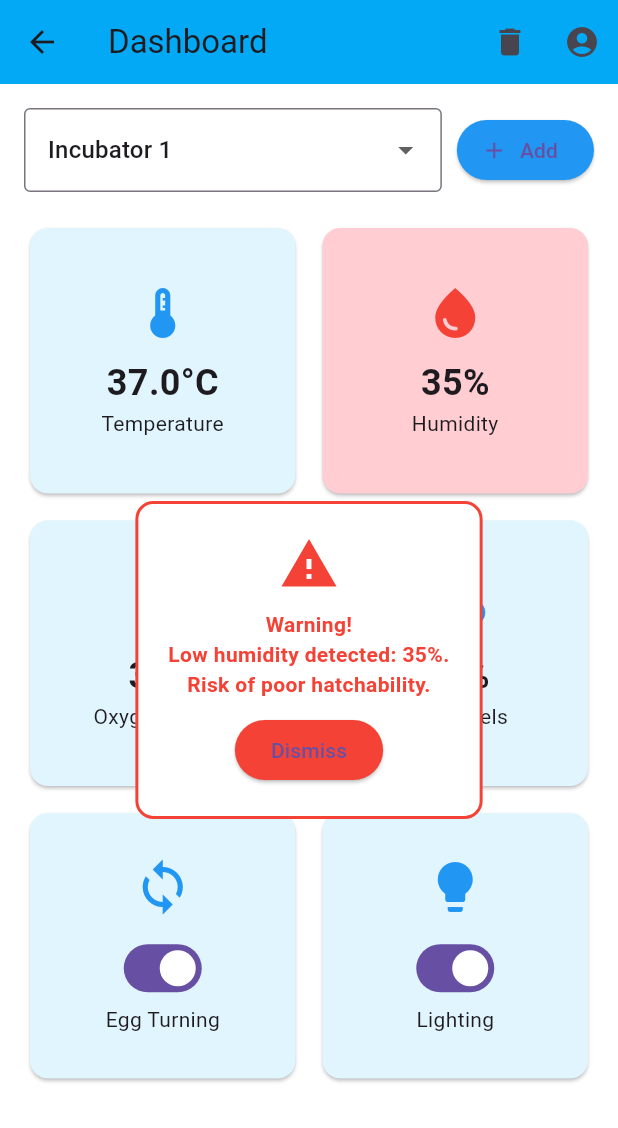
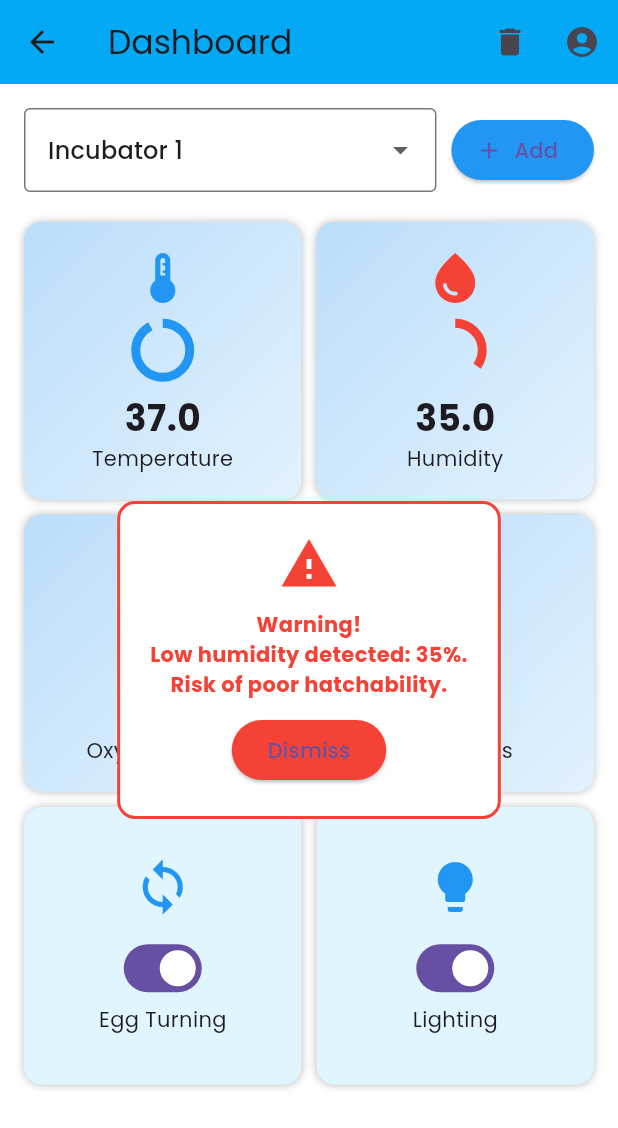
Before and after one commit to CatherineLanto/HatchTech, a Flutter app: the screen it shows after launch, after a tap on "Log In", on a phone screen of 412 x 824 dp. Shown: the top 1128 px of the screen. Run offline on Flutter 3.47's test engine with Material 3 defaults, Android fonts, the phone set to English and light mode, and no system bars; our stand-ins replace google_fonts.

Commit message:
Updated the UI

```diff
--- a/lib/main.dart
+++ b/lib/main.dart
@@ -1,6 +1,7 @@
 import 'package:flutter/material.dart';
 import 'dart:async';
 import 'dart:math';
+import 'package:google_fonts/google_fonts.dart';
 
 void main() {
   runApp(HatchTechApp());
@@ -14,6 +15,9 @@ class HatchTechApp extends StatelessWidget {
     return MaterialApp(
       debugShowCheckedModeBanner: false,
       home: LoginScreen(),
+      theme: ThemeData(
+        textTheme: GoogleFonts.poppinsTextTheme(),
+      ),
     );
   }
 }
@@ -104,11 +108,24 @@ class _DashboardState extends State<Dashboard> {
   };
 
   bool showWarning = false;
+  late Timer dataUpdateTimer;
 
   @override
   void initState() {
     super.initState();
     checkHumidityWarning();
+    dataUpdateTimer = Timer.periodic(Duration(seconds: 5), (_) => updateSensorData());
+  }
+
+  void updateSensorData() {
+    setState(() {
+      incubatorData.forEach((key, value) {
+        value['temperature'] += (Random().nextDouble() - 0.5);
+        value['humidity'] += (Random().nextDouble() - 0.5);
+        value['oxygen'] += (Random().nextDouble() - 0.3);
+        value['co2'] += (Random().nextDouble() - 0.3);
+      });
+    });
   }
 
   void checkHumidityWarning() {
@@ -144,15 +161,19 @@ class _DashboardState extends State<Dashboard> {
   }
 
   void deleteIncubator(String name) {
-    if (incubatorData.length <= 1) return; // Prevent deleting the last incubator
-
+    if (incubatorData.length <= 1) return;
     incubatorData.remove(name);
-
     setState(() {
       selectedIncubator = incubatorData.keys.first;
       showWarning = false;
       checkHumidityWarning();
     });
+  }
+
+  @override
+  void dispose() {
+    dataUpdateTimer.cancel();
+    super.dispose();
   }
 
   @override
@@ -199,7 +220,10 @@ class _DashboardState extends State<Dashboard> {
           IconButton(onPressed: () {}, icon: Icon(Icons.account_circle))
         ],
       ),
-      body: Stack(
+      body: LayoutBuilder(
+        builder: (context, constraints) {
+          int crossAxisCount = constraints.maxWidth > 600 ? 3 : 2;
+          return Stack(
             children: [
               Padding(
                 padding: const EdgeInsets.all(16.0),
@@ -235,15 +259,14 @@ class _DashboardState extends State<Dashboard> {
                     SizedBox(height: 20),
                     Expanded(
                       child: GridView.count(
-                    crossAxisCount: 2,
+                        crossAxisCount: crossAxisCount,
                         crossAxisSpacing: 10,
                         mainAxisSpacing: 10,
                         children: [
-                      buildSensorCard('Temperature', '${temperature.toStringAsFixed(1)}°C', Icons.thermostat),
-                      buildSensorCard('Humidity', '${humidity.toStringAsFixed(0)}%', Icons.water_drop,
-                          isCritical: humidity < 40),
-                      buildSensorCard('Oxygen Levels', '${oxygen.toStringAsFixed(0)}%', Icons.air),
-                      buildSensorCard('CO₂ Levels', '${co2.toStringAsFixed(0)}%', Icons.cloud),
+                          buildSensorCard('Temperature', temperature, Icons.thermostat, max: 40),
+                          buildSensorCard('Humidity', humidity, Icons.water_drop, isCritical: humidity < 40, max: 100),
+                          buildSensorCard('Oxygen Levels', oxygen, Icons.air, max: 100),
+                          buildSensorCard('CO₂ Levels', co2, Icons.cloud, max: 100),
                           buildToggleCard('Egg Turning', eggTurning, (val) {
                             setState(() {
                               incubatorData[selectedIncubator]!['eggTurning'] = val;
@@ -262,32 +285,49 @@ class _DashboardState extends State<Dashboard> {
               ),
               if (showWarning) buildWarningOverlay(humidity),
             ],
+          );
+        },
       ),
     );
   }
 
-  Widget buildSensorCard(String label, String value, IconData icon, {bool isCritical = false}) {
-    return Card(
-      color: isCritical ? Colors.red[100] : Colors.lightBlue[50],
-      child: Padding(
+  Widget buildSensorCard(String label, double value, IconData icon, {bool isCritical = false, double max = 100}) {
+    return Container(
+      decoration: BoxDecoration(
+        gradient: LinearGradient(
+          colors: [Colors.blue[100]!, Colors.blue[50]!],
+          begin: Alignment.topLeft,
+          end: Alignment.bottomRight,
+        ),
+        borderRadius: BorderRadius.circular(12),
+        boxShadow: [BoxShadow(color: Colors.black26, blurRadius: 4)],
+      ),
       padding: const EdgeInsets.all(12.0),
       child: Column(
         mainAxisAlignment: MainAxisAlignment.center,
         children: [
           Icon(icon, size: 40, color: isCritical ? Colors.red : Colors.blue),
           SizedBox(height: 10),
-            Text(value, style: TextStyle(fontSize: 24, fontWeight: FontWeight.bold)),
+          CircularProgressIndicator(
+            value: value / max,
+            color: isCritical ? Colors.red : Colors.blue,
+            strokeWidth: 6,
+          ),
+          SizedBox(height: 10),
+          Text(value.toStringAsFixed(1), style: TextStyle(fontSize: 24, fontWeight: FontWeight.bold)),
           Text(label, textAlign: TextAlign.center),
         ],
-        ),
       ),
     );
   }
 
   Widget buildToggleCard(String label, bool isOn, Function(bool) onChanged) {
-    return Card(
+    return Container(
+      decoration: BoxDecoration(
         color: Colors.lightBlue[50],
-      child: Padding(
+        borderRadius: BorderRadius.circular(12),
+        boxShadow: [BoxShadow(color: Colors.black26, blurRadius: 4)],
+      ),
       padding: const EdgeInsets.all(12.0),
       child: Column(
         mainAxisAlignment: MainAxisAlignment.center,
@@ -301,7 +341,6 @@ class _DashboardState extends State<Dashboard> {
           Switch(value: isOn, onChanged: onChanged),
           Text(label),
         ],
-        ),
       ),
     );
   }
--- a/pubspec.yaml
+++ b/pubspec.yaml
@@ -34,6 +34,7 @@ dependencies:
   # The following adds the Cupertino Icons font to your application.
   # Use with the CupertinoIcons class for iOS style icons.
   cupertino_icons: ^1.0.8
+  google_fonts: ^6.2.1
 
 dev_dependencies:
   flutter_test:
```
Also changed, not shown: pubspec.lock, 1 other file. Lines whose indentation alone changed are shown as unchanged.
